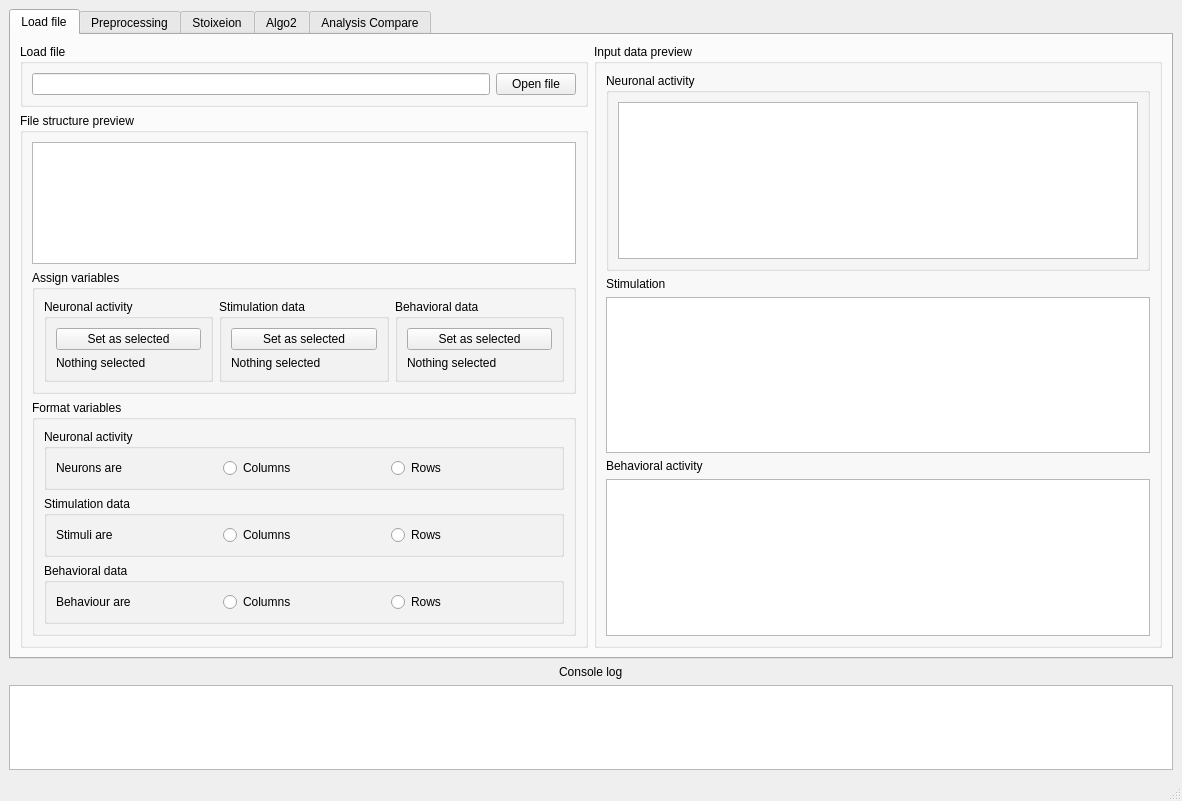
This is gui/MainWindow.ui in rivelco/ENCORE as Qt 5 draws it before an edit. The edited form follows.
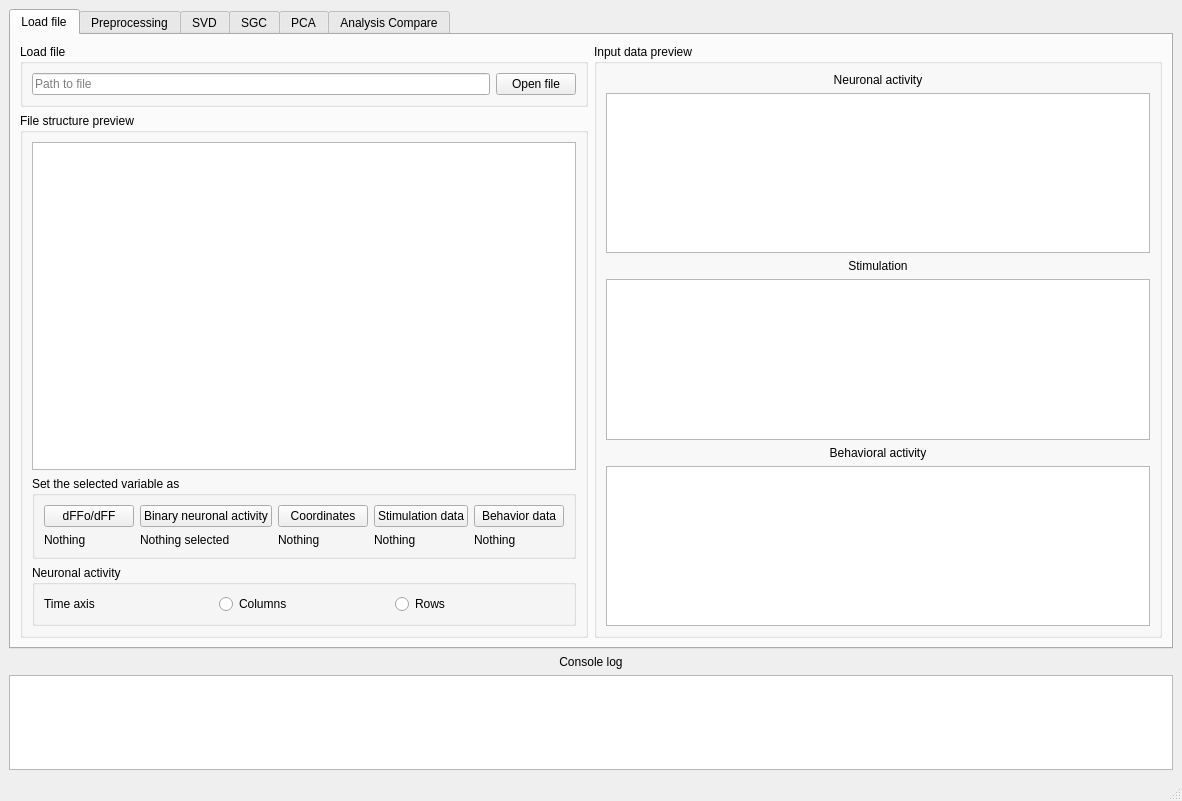
This is the edited form. Custom widgets are drawn as their Qt base class.

```diff
--- a/gui/MainWindow.ui
+++ b/gui/MainWindow.ui
@@ -19,10 +19,16 @@
   <property name="windowTitle">
    <string>MainWindow</string>
   </property>
+  <property name="tabShape">
+   <enum>QTabWidget::Rounded</enum>
+  </property>
   <widget class="QWidget" name="centralwidget">
    <layout class="QVBoxLayout" name="verticalLayout">
     <item>
      <widget class="QTabWidget" name="tabWidget">
+      <property name="toolTipDuration">
+       <number>4</number>
+      </property>
       <property name="currentIndex">
        <number>0</number>
       </property>
@@ -31,31 +37,6 @@
         <string>Load file</string>
        </attribute>
        <layout class="QGridLayout" name="gridLayout">
-        <item row="0" column="0">
-         <widget class="QGroupBox" name="groupBox">
-          <property name="maximumSize">
-           <size>
-            <width>16777215</width>
-            <height>65</height>
-           </size>
-          </property>
-          <property name="title">
-           <string>Load file</string>
-          </property>
-          <layout class="QHBoxLayout" name="horizontalLayout_2">
-           <item>
-            <widget class="QLineEdit" name="filenamePlain"/>
-           </item>
-           <item>
-            <widget class="QPushButton" name="browseFile">
-             <property name="text">
-              <string>Open file</string>
-             </property>
-            </widget>
-           </item>
-          </layout>
-         </widget>
-        </item>
         <item row="0" column="1" rowspan="2">
          <widget class="QGroupBox" name="groupBox_3">
           <property name="title">
@@ -63,34 +44,41 @@
           </property>
           <layout class="QVBoxLayout" name="verticalLayout_3">
            <item>
-            <widget class="QGroupBox" name="groupBox_12">
+            <widget class="QLabel" name="label_2">
+             <property name="toolTip">
+              <string>something good</string>
+             </property>
+             <property name="toolTipDuration">
+              <number>9</number>
+             </property>
+             <property name="text">
+              <string>Neuronal activity</string>
+             </property>
+             <property name="alignment">
+              <set>Qt::AlignCenter</set>
+             </property>
+            </widget>
+           </item>
+           <item>
+            <widget class="MatplotlibWidget" name="neuronal_raster_plot">
              <property name="sizePolicy">
               <sizepolicy hsizetype="Expanding" vsizetype="Expanding">
                <horstretch>0</horstretch>
                <verstretch>0</verstretch>
               </sizepolicy>
              </property>
-             <property name="title">
-              <string>Neuronal activity</string>
+             <property name="minimumSize">
+              <size>
+               <width>0</width>
+               <height>150</height>
+              </size>
              </property>
-             <layout class="QVBoxLayout" name="verticalLayout_8">
-              <item>
-               <widget class="MatplotlibWidget" name="neuronal_raster_plot">
-                <property name="sizePolicy">
-                 <sizepolicy hsizetype="Expanding" vsizetype="Expanding">
-                  <horstretch>0</horstretch>
-                  <verstretch>0</verstretch>
-                 </sizepolicy>
-                </property>
-                <property name="maximumSize">
-                 <size>
-                  <width>16777215</width>
-                  <height>16777215</height>
-                 </size>
-                </property>
-               </widget>
-              </item>
-             </layout>
+             <property name="maximumSize">
+              <size>
+               <width>16777215</width>
+               <height>16777215</height>
+              </size>
+             </property>
             </widget>
            </item>
            <item>
@@ -98,20 +86,78 @@
              <property name="text">
               <string>Stimulation</string>
              </property>
+             <property name="alignment">
+              <set>Qt::AlignCenter</set>
+             </property>
             </widget>
            </item>
            <item>
-            <widget class="QGraphicsView" name="graphicsView"/>
+            <widget class="QGraphicsView" name="stimulation_raster_plot">
+             <property name="minimumSize">
+              <size>
+               <width>0</width>
+               <height>150</height>
+              </size>
+             </property>
+            </widget>
            </item>
            <item>
             <widget class="QLabel" name="label_4">
              <property name="text">
               <string>Behavioral activity</string>
              </property>
+             <property name="alignment">
+              <set>Qt::AlignCenter</set>
+             </property>
             </widget>
            </item>
            <item>
-            <widget class="QGraphicsView" name="graphicsView_3"/>
+            <widget class="QGraphicsView" name="behavior_plot">
+             <property name="minimumSize">
+              <size>
+               <width>0</width>
+               <height>150</height>
+              </size>
+             </property>
+            </widget>
+           </item>
+          </layout>
+         </widget>
+        </item>
+        <item row="0" column="0">
+         <widget class="QGroupBox" name="groupBox">
+          <property name="maximumSize">
+           <size>
+            <width>16777215</width>
+            <height>65</height>
+           </size>
+          </property>
+          <property name="title">
+           <string>Load file</string>
+          </property>
+          <layout class="QHBoxLayout" name="horizontalLayout_2">
+           <item>
+            <widget class="QLineEdit" name="filenamePlain">
+             <property name="placeholderText">
+              <string>Path to file</string>
+             </property>
+            </widget>
+           </item>
+           <item>
+            <widget class="QPushButton" name="browseFile">
+             <property name="mouseTracking">
+              <bool>false</bool>
+             </property>
+             <property name="toolTip">
+              <string>Select the file to open</string>
+             </property>
+             <property name="toolTipDuration">
+              <number>5000</number>
+             </property>
+             <property name="text">
+              <string>Open file</string>
+             </property>
+            </widget>
            </item>
           </layout>
          </widget>
@@ -128,175 +174,107 @@
            <item>
             <widget class="QGroupBox" name="groupBox_8">
              <property name="title">
-              <string>Assign variables</string>
+              <string>Set the selected variable as</string>
              </property>
-             <layout class="QHBoxLayout" name="horizontalLayout">
-              <item>
-               <widget class="QGroupBox" name="groupBox_9">
-                <property name="title">
-                 <string>Neuronal activity</string>
+             <layout class="QGridLayout" name="gridLayout_2">
+              <item row="1" column="4">
+               <widget class="QLabel" name="label_9">
+                <property name="text">
+                 <string>Nothing</string>
                 </property>
-                <layout class="QVBoxLayout" name="verticalLayout_5">
-                 <item>
-                  <widget class="QPushButton" name="btn_set_neuronal_activity">
-                   <property name="text">
-                    <string>Set as selected</string>
-                   </property>
-                  </widget>
-                 </item>
-                 <item>
-                  <widget class="QLabel" name="lbl_neuronal_activity_selected">
-                   <property name="text">
-                    <string>Nothing selected</string>
-                   </property>
-                  </widget>
-                 </item>
-                </layout>
                </widget>
               </item>
-              <item>
-               <widget class="QGroupBox" name="groupBox_10">
-                <property name="title">
+              <item row="0" column="3">
+               <widget class="QPushButton" name="pushButton_2">
+                <property name="text">
                  <string>Stimulation data</string>
                 </property>
-                <layout class="QVBoxLayout" name="verticalLayout_6">
-                 <item>
-                  <widget class="QPushButton" name="pushButton_2">
-                   <property name="text">
-                    <string>Set as selected</string>
-                   </property>
-                  </widget>
-                 </item>
-                 <item>
-                  <widget class="QLabel" name="label_9">
-                   <property name="text">
-                    <string>Nothing selected</string>
-                   </property>
-                  </widget>
-                 </item>
-                </layout>
                </widget>
               </item>
-              <item>
-               <widget class="QGroupBox" name="groupBox_11">
-                <property name="title">
-                 <string>Behavioral data</string>
+              <item row="1" column="3">
+               <widget class="QLabel" name="label_7">
+                <property name="text">
+                 <string>Nothing</string>
                 </property>
-                <layout class="QVBoxLayout" name="verticalLayout_7">
-                 <item>
-                  <widget class="QPushButton" name="pushButton_3">
-                   <property name="text">
-                    <string>Set as selected</string>
-                   </property>
-                  </widget>
-                 </item>
-                 <item>
-                  <widget class="QLabel" name="label_10">
-                   <property name="text">
-                    <string>Nothing selected</string>
-                   </property>
-                  </widget>
-                 </item>
-                </layout>
+               </widget>
+              </item>
+              <item row="0" column="0">
+               <widget class="QPushButton" name="pushButton_4">
+                <property name="text">
+                 <string>dFFo/dFF</string>
+                </property>
+               </widget>
+              </item>
+              <item row="1" column="0">
+               <widget class="QLabel" name="label_6">
+                <property name="text">
+                 <string>Nothing</string>
+                </property>
+               </widget>
+              </item>
+              <item row="0" column="1">
+               <widget class="QPushButton" name="btn_set_neuronal_activity">
+                <property name="text">
+                 <string>Binary neuronal activity</string>
+                </property>
+               </widget>
+              </item>
+              <item row="1" column="1">
+               <widget class="QLabel" name="lbl_neuronal_activity_selected">
+                <property name="text">
+                 <string>Nothing selected</string>
+                </property>
+               </widget>
+              </item>
+              <item row="0" column="4">
+               <widget class="QPushButton" name="pushButton_3">
+                <property name="text">
+                 <string>Behavior data</string>
+                </property>
+               </widget>
+              </item>
+              <item row="0" column="2">
+               <widget class="QPushButton" name="pushButton_5">
+                <property name="text">
+                 <string>Coordinates</string>
+                </property>
+               </widget>
+              </item>
+              <item row="1" column="2">
+               <widget class="QLabel" name="label_10">
+                <property name="text">
+                 <string>Nothing</string>
+                </property>
                </widget>
               </item>
              </layout>
             </widget>
            </item>
            <item>
-            <widget class="QGroupBox" name="groupBox_4">
+            <widget class="QGroupBox" name="groupBox_5">
              <property name="title">
-              <string>Format variables</string>
+              <string>Neuronal activity</string>
              </property>
-             <layout class="QVBoxLayout" name="verticalLayout_4">
+             <layout class="QHBoxLayout" name="horizontalLayout_3">
               <item>
-               <widget class="QGroupBox" name="groupBox_5">
-                <property name="title">
-                 <string>Neuronal activity</string>
+               <widget class="QLabel" name="label_5">
+                <property name="text">
+                 <string>Time axis</string>
                 </property>
-                <layout class="QHBoxLayout" name="horizontalLayout_3">
-                 <item>
-                  <widget class="QLabel" name="label_5">
-                   <property name="text">
-                    <string>Neurons are</string>
-                   </property>
-                  </widget>
-                 </item>
-                 <item>
-                  <widget class="QRadioButton" name="radioButton_2">
-                   <property name="text">
-                    <string>Columns</string>
-                   </property>
-                  </widget>
-                 </item>
-                 <item>
-                  <widget class="QRadioButton" name="radioButton">
-                   <property name="text">
-                    <string>Rows</string>
-                   </property>
-                  </widget>
-                 </item>
-                </layout>
                </widget>
               </item>
               <item>
-               <widget class="QGroupBox" name="groupBox_6">
-                <property name="title">
-                 <string>Stimulation data</string>
+               <widget class="QRadioButton" name="radioButton_2">
+                <property name="text">
+                 <string>Columns</string>
                 </property>
-                <layout class="QHBoxLayout" name="horizontalLayout_4">
-                 <item>
-                  <widget class="QLabel" name="label_6">
-                   <property name="text">
-                    <string>Stimuli are</string>
-                   </property>
-                  </widget>
-                 </item>
-                 <item>
-                  <widget class="QRadioButton" name="radioButton_3">
-                   <property name="text">
-                    <string>Columns</string>
-                   </property>
-                  </widget>
-                 </item>
-                 <item>
-                  <widget class="QRadioButton" name="radioButton_4">
-                   <property name="text">
-                    <string>Rows</string>
-                   </property>
-                  </widget>
-                 </item>
-                </layout>
                </widget>
               </item>
               <item>
-               <widget class="QGroupBox" name="groupBox_7">
-                <property name="title">
-                 <string>Behavioral data</string>
+               <widget class="QRadioButton" name="radioButton">
+                <property name="text">
+                 <string>Rows</string>
                 </property>
-                <layout class="QHBoxLayout" name="horizontalLayout_5">
-                 <item>
-                  <widget class="QLabel" name="label_7">
-                   <property name="text">
-                    <string>Behaviour are</string>
-                   </property>
-                  </widget>
-                 </item>
-                 <item>
-                  <widget class="QRadioButton" name="radioButton_6">
-                   <property name="text">
-                    <string>Columns</string>
-                   </property>
-                  </widget>
-                 </item>
-                 <item>
-                  <widget class="QRadioButton" name="radioButton_5">
-                   <property name="text">
-                    <string>Rows</string>
-                   </property>
-                  </widget>
-                 </item>
-                </layout>
                </widget>
               </item>
              </layout>
@@ -314,12 +292,238 @@
       </widget>
       <widget class="QWidget" name="tab_3">
        <attribute name="title">
-        <string>Stoixeion</string>
+        <string>SVD</string>
        </attribute>
+       <layout class="QHBoxLayout" name="horizontalLayout_6">
+        <item>
+         <widget class="QGroupBox" name="groupBox_17">
+          <property name="sizePolicy">
+           <sizepolicy hsizetype="Preferred" vsizetype="Expanding">
+            <horstretch>0</horstretch>
+            <verstretch>0</verstretch>
+           </sizepolicy>
+          </property>
+          <property name="maximumSize">
+           <size>
+            <width>370</width>
+            <height>16777215</height>
+           </size>
+          </property>
+          <property name="title">
+           <string>Analysis parameters</string>
+          </property>
+          <layout class="QVBoxLayout" name="verticalLayout_12">
+           <item>
+            <widget class="QGroupBox" name="groupBox_14">
+             <property name="sizePolicy">
+              <sizepolicy hsizetype="Expanding" vsizetype="Minimum">
+               <horstretch>0</horstretch>
+               <verstretch>0</verstretch>
+              </sizepolicy>
+             </property>
+             <property name="minimumSize">
+              <size>
+               <width>0</width>
+               <height>0</height>
+              </size>
+             </property>
+             <property name="maximumSize">
+              <size>
+               <width>16777215</width>
+               <height>16777215</height>
+              </size>
+             </property>
+             <property name="title">
+              <string>Input data</string>
+             </property>
+             <layout class="QFormLayout" name="formLayout_2">
+              <item row="0" column="0">
+               <widget class="QLabel" name="label_22">
+                <property name="text">
+                 <string>Needed data</string>
+                </property>
+               </widget>
+              </item>
+              <item row="1" column="0">
+               <widget class="QLabel" name="label_8">
+                <property name="text">
+                 <string>Spikes</string>
+                </property>
+               </widget>
+              </item>
+              <item row="6" column="0">
+               <widget class="QLabel" name="label_12">
+                <property name="text">
+                 <string>Coordinates</string>
+                </property>
+               </widget>
+              </item>
+              <item row="8" column="0">
+               <widget class="QLabel" name="label_11">
+                <property name="text">
+                 <string>FFo</string>
+                </property>
+               </widget>
+              </item>
+              <item row="1" column="1">
+               <widget class="QLabel" name="label_19">
+                <property name="text">
+                 <string>Nothing selected</string>
+                </property>
+               </widget>
+              </item>
+              <item row="6" column="1">
+               <widget class="QLabel" name="label_20">
+                <property name="text">
+                 <string>Nothing selected</string>
+                </property>
+               </widget>
+              </item>
+              <item row="8" column="1">
+               <widget class="QLabel" name="label_21">
+                <property name="text">
+                 <string>Nothing selected</string>
+                </property>
+               </widget>
+              </item>
+              <item row="5" column="0">
+               <widget class="QLabel" name="label_23">
+                <property name="text">
+                 <string>Optional data</string>
+                </property>
+               </widget>
+              </item>
+             </layout>
+            </widget>
+           </item>
+           <item>
+            <widget class="QGroupBox" name="groupBox_15">
+             <property name="sizePolicy">
+              <sizepolicy hsizetype="Expanding" vsizetype="Expanding">
+               <horstretch>0</horstretch>
+               <verstretch>0</verstretch>
+              </sizepolicy>
+             </property>
+             <property name="minimumSize">
+              <size>
+               <width>0</width>
+               <height>0</height>
+              </size>
+             </property>
+             <property name="maximumSize">
+              <size>
+               <width>16777215</width>
+               <height>16777215</height>
+              </size>
+             </property>
+             <property name="title">
+              <string>Parameters to adjust</string>
+             </property>
+             <layout class="QFormLayout" name="formLayout">
+              <item row="0" column="0">
+               <widget class="QLabel" name="label_13">
+                <property name="text">
+                 <string>pks</string>
+                </property>
+               </widget>
+              </item>
+              <item row="2" column="0">
+               <widget class="QLabel" name="label_14">
+                <property name="text">
+                 <string>scut</string>
+                </property>
+               </widget>
+              </item>
+              <item row="4" column="0">
+               <widget class="QLabel" name="label_15">
+                <property name="text">
+                 <string>hcut</string>
+                </property>
+               </widget>
+              </item>
+              <item row="6" column="0">
+               <widget class="QLabel" name="label_16">
+                <property name="text">
+                 <string>state_cut</string>
+                </property>
+               </widget>
+              </item>
+              <item row="8" column="0">
+               <widget class="QLabel" name="label_17">
+                <property name="text">
+                 <string>Perform TF-IDF</string>
+                </property>
+               </widget>
+              </item>
+              <item row="10" column="0">
+               <widget class="QLabel" name="label_18">
+                <property name="text">
+                 <string>Identify cycles</string>
+                </property>
+               </widget>
+              </item>
+              <item row="0" column="1">
+               <widget class="QLineEdit" name="lineEdit"/>
+              </item>
+              <item row="2" column="1">
+               <widget class="QLineEdit" name="lineEdit_2"/>
+              </item>
+              <item row="4" column="1">
+               <widget class="QLineEdit" name="lineEdit_3"/>
+              </item>
+              <item row="6" column="1">
+               <widget class="QLineEdit" name="lineEdit_4"/>
+              </item>
+              <item row="8" column="1">
+               <widget class="QCheckBox" name="checkBox">
+                <property name="text">
+                 <string>CheckBox</string>
+                </property>
+               </widget>
+              </item>
+              <item row="10" column="1">
+               <widget class="QCheckBox" name="checkBox_2">
+                <property name="text">
+                 <string>CheckBox</string>
+                </property>
+               </widget>
+              </item>
+             </layout>
+            </widget>
+           </item>
+           <item>
+            <widget class="QPushButton" name="pushButton">
+             <property name="text">
+              <string>Perform analysis</string>
+             </property>
+            </widget>
+           </item>
+          </layout>
+         </widget>
+        </item>
+        <item>
+         <widget class="QGroupBox" name="groupBox_16">
+          <property name="sizePolicy">
+           <sizepolicy hsizetype="Preferred" vsizetype="Expanding">
+            <horstretch>0</horstretch>
+            <verstretch>0</verstretch>
+           </sizepolicy>
+          </property>
+          <property name="title">
+           <string>Plots</string>
+          </property>
+         </widget>
+        </item>
+       </layout>
       </widget>
       <widget class="QWidget" name="tab_4">
        <attribute name="title">
-        <string>Algo2</string>
+        <string>SGC</string>
+       </attribute>
+      </widget>
+      <widget class="QWidget" name="tab_6">
+       <attribute name="title">
+        <string>PCA</string>
        </attribute>
       </widget>
       <widget class="QWidget" name="tab_5">
@@ -329,11 +533,14 @@
       </widget>
      </widget>
     </item>
-    <item alignment="Qt::AlignHCenter">
+    <item>
      <widget class="QLabel" name="label">
       <property name="text">
        <string>Console log</string>
       </property>
+      <property name="alignment">
+       <set>Qt::AlignCenter</set>
+      </property>
      </widget>
     </item>
     <item>
@@ -351,7 +558,7 @@
      <x>0</x>
      <y>0</y>
      <width>1182</width>
-     <height>22</height>
+     <height>24</height>
     </rect>
    </property>
   </widget>
```
